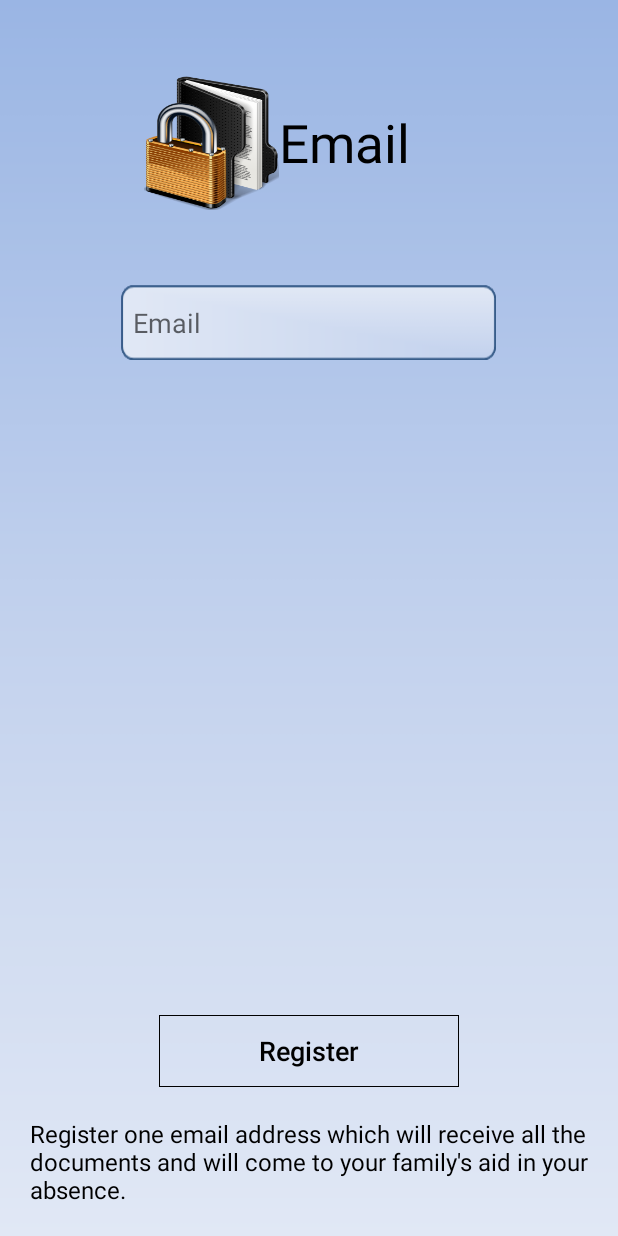
After one commit to brata001/Android, an Android app: the RegisterEmailActivity screen opened directly, with no data from a screen before it, on a phone screen of 412 x 824 dp. The commit adds this screen. Run offline under Robolectric (Android 15) with nearby library versions, the phone set to English and light mode, and no system bars.

Commit message:
Added register email functionality

```diff
--- a/eVault/app/src/main/AndroidManifest.xml
+++ b/eVault/app/src/main/AndroidManifest.xml
@@ -29,6 +29,8 @@
             android:name=".activities.SigninActivity" android:theme="@style/AppTheme.NoActionBar"/>
         <activity
             android:name=".activities.HomeActivity" android:theme="@style/AppTheme.NoActionBar"/>
+        <activity
+            android:name=".activities.RegisterEmailActivity" android:theme="@style/AppTheme.NoActionBar"/>
     </application>
 
 </manifest>
--- a/eVault/app/src/main/java/com/poc/evault/activities/HomeActivity.java
+++ b/eVault/app/src/main/java/com/poc/evault/activities/HomeActivity.java
@@ -121,8 +121,8 @@ public class HomeActivity extends AppCompatActivity implements
     private RecyclerView.Adapter mAdapter;
     private RecyclerView.LayoutManager mLayoutManager;
     private List<Item> listItem;
-    private boolean cameraClicked=false;
-    private boolean emailClicked=false;
+    private boolean cameraClicked = false;
+    private boolean emailClicked = false;
     private ArcMenu arcMenu;
 
     @Override
@@ -141,10 +141,10 @@ public class HomeActivity extends AppCompatActivity implements
         }
 
         mRecyclerView = (RecyclerView) findViewById(R.id.my_recycler_view);
-        arcMenu=(ArcMenu)findViewById(R.id.arcMenu);
-        ImageView imgCamera= (ImageView) findViewById(R.id.camera);
-        ImageView imgSDCard= (ImageView) findViewById(R.id.sd_card);
-        ImageView imgFamilyEmail= (ImageView) findViewById(R.id.family_email);
+        arcMenu = (ArcMenu) findViewById(R.id.arcMenu);
+        ImageView imgCamera = (ImageView) findViewById(R.id.camera);
+        ImageView imgSDCard = (ImageView) findViewById(R.id.sd_card);
+        ImageView imgFamilyEmail = (ImageView) findViewById(R.id.family_email);
         ImageView imgLogout = (ImageView) findViewById(R.id.logout);
         TextView txtName = (TextView) findViewById(R.id.name);
         txtName.setText(name);
@@ -214,22 +214,25 @@ public class HomeActivity extends AppCompatActivity implements
     public void onClick(View view) {
         switch (view.getId()) {
             case R.id.camera:
-                if(arcMenu.isMenuOpened()){
+                if (arcMenu.isMenuOpened()) {
                     arcMenu.toggleMenu();
                 }
-                cameraClicked=true;
+                cameraClicked = true;
                 checkPermissions();
                 break;
             case R.id.sd_card:
-                if(arcMenu.isMenuOpened()){
+                if (arcMenu.isMenuOpened()) {
                     arcMenu.toggleMenu();
                 }
-                cameraClicked=false;
+                cameraClicked = false;
                 checkPermissions();
                 break;
             case R.id.family_email:
-                emailClicked=true;
-                cameraClicked=false;
+                if (arcMenu.isMenuOpened()) {
+                    arcMenu.toggleMenu();
+                }
+                emailClicked = true;
+                cameraClicked = false;
                 initFingerprint();
                 showDialog();
                 break;
@@ -336,12 +339,12 @@ public class HomeActivity extends AppCompatActivity implements
             if (isAuthenticationRequired) {
                 dialog.dismiss();
                 isAuthenticationRequired = false;
-                if(cameraClicked) {
+                if (cameraClicked) {
                     cameraClicked = false;
                     startScan(ScanConstants.OPEN_CAMERA);
-                }else if(emailClicked){
-
-                }else{
+                } else if (emailClicked) {
+                    startActivity(new Intent(HomeActivity.this, RegisterEmailActivity.class));
+                } else {
                     openMediaContent();
                 }
 
@@ -498,7 +501,7 @@ public class HomeActivity extends AppCompatActivity implements
                     getContentResolver().delete(uri, null, null);
                 }
             });
-        }else if(requestCode == ScanConstants.PICKFILE_REQUEST_CODE && resultCode == Activity.RESULT_OK){
+        } else if (requestCode == ScanConstants.PICKFILE_REQUEST_CODE && resultCode == Activity.RESULT_OK) {
             dialog = new Dialog(this);
             dialog.setContentView(R.layout.dialog_file_name);
             dialog.setCanceledOnTouchOutside(false);
@@ -518,7 +521,7 @@ public class HomeActivity extends AppCompatActivity implements
                         showProgressDialog(R.string.uploading);
                         Bitmap bitmap = null;
                         try {
-                            bitmap =  getBitmap(data.getData());
+                            bitmap = getBitmap(data.getData());
                             String filePath = PATH + name + EXTENSION;
                             uploadImage(rotateBitmap(bitmap, 90), filePath, name);
                         } catch (Exception e) {
@@ -585,8 +588,8 @@ public class HomeActivity extends AppCompatActivity implements
             image.setAbsolutePosition(0, 0);
             document.add(image);
 
-            final Item item =new Item();
-            item.setName(name+EXTENSION);
+            final Item item = new Item();
+            item.setName(name + EXTENSION);
             item.setUploadDate(formatDate(System.currentTimeMillis()));
             item.setSize(getFileSize(bArray));
             item.setType("pdf");
@@ -594,7 +597,7 @@ public class HomeActivity extends AppCompatActivity implements
                 @Override
                 protected Void doInBackground(Void... params) {
                     try {
-                        uploadFile(filePath,item);
+                        uploadFile(filePath, item);
                     } catch (Exception e) {
                         showMessage("Upload failed", failureClickListener);
                         e.printStackTrace();
@@ -618,7 +621,7 @@ public class HomeActivity extends AppCompatActivity implements
         return Bitmap.createBitmap(source, 0, 0, source.getWidth(), source.getHeight(), matrix, true);
     }
 
-    public int uploadFile(final String selectedFilePath,  Item item) throws Exception {
+    public int uploadFile(final String selectedFilePath, Item item) throws Exception {
 
         int serverResponseCode = 0;
 
@@ -676,12 +679,12 @@ public class HomeActivity extends AppCompatActivity implements
             dataOutputStream.writeBytes(twoHyphens + boundary + twoHyphens + lineEnd);
 
             serverResponseCode = connection.getResponseCode();
-            if(serverResponseCode==200){
+            if (serverResponseCode == 200) {
                 storeDocument(item);
             }
             hideProgressDialog();
             updateList();
-           // showMessage("Upload Successful", successClickListener);
+            // showMessage("Upload Successful", successClickListener);
         } catch (Exception e) {
             hideProgressDialog();
             showMessage("Upload failed", failureClickListener);
@@ -756,26 +759,26 @@ public class HomeActivity extends AppCompatActivity implements
         }
     };
 
-    private void storeDocument(Item item){
-        DocumentDataSource documentDataSource=new DocumentDataSource(this);
+    private void storeDocument(Item item) {
+        DocumentDataSource documentDataSource = new DocumentDataSource(this);
         documentDataSource.open();
         documentDataSource.setItem(item);
         documentDataSource.close();
     }
 
-    private String getFileSize(byte[] file){
+    private String getFileSize(byte[] file) {
         int fileSize = file.length;
-        double size=(double)fileSize/(1024*1024);
+        double size = (double) fileSize / (1024 * 1024);
         DecimalFormat df = new DecimalFormat("####0.00");
-        return String.valueOf(df.format(size))+"MB";
+        return String.valueOf(df.format(size)) + "MB";
     }
 
-    private void hideKeyboard(View v){
-        InputMethodManager imm = (InputMethodManager)getSystemService(INPUT_METHOD_SERVICE);
+    private void hideKeyboard(View v) {
+        InputMethodManager imm = (InputMethodManager) getSystemService(INPUT_METHOD_SERVICE);
         imm.hideSoftInputFromWindow(v.getWindowToken(), 0);
     }
 
-    private void updateList(){
+    private void updateList() {
         runOnUiThread(new Runnable() {
             @Override
             public void run() {
@@ -797,8 +800,8 @@ public class HomeActivity extends AppCompatActivity implements
         });
     }
 
-    public String formatDate(long time){
-        String dateFormat="MMMM dd yyyy";
+    public String formatDate(long time) {
+        String dateFormat = "MMMM dd yyyy";
         SimpleDateFormat formatter = new SimpleDateFormat(dateFormat);
 
         Calendar calendar = Calendar.getInstance();
--- /dev/null
+++ b/eVault/app/src/main/java/com/poc/evault/activities/RegisterEmailActivity.java
@@ -0,0 +1,43 @@
+package com.poc.evault.activities;
+
+import android.os.Bundle;
+import android.support.v7.app.AppCompatActivity;
+import android.view.View;
+import android.widget.Button;
+import android.widget.EditText;
+
+import com.poc.evault.R;
+import com.poc.evault.utils.SharedPreferenceUtil;
+
+/**
+ * Created by DASP2 on 4/1/2017.
+ */
+public class RegisterEmailActivity extends AppCompatActivity {
+    @Override
+    protected void onCreate(Bundle savedInstanceState) {
+        super.onCreate(savedInstanceState);
+        setContentView(R.layout.activity_register_email);
+
+        final EditText edtEmail=(EditText)findViewById(R.id.email);
+        final Button btnRegister=(Button)findViewById(R.id.register);
+        btnRegister.setOnClickListener(new View.OnClickListener() {
+            @Override
+            public void onClick(View view) {
+                String email=edtEmail.getText().toString().trim();
+
+                if(email.equals("")){
+                    edtEmail.setError("Please enter valid email");
+                }else{
+                    String buttonTitle=btnRegister.getText().toString();
+                    if(buttonTitle.equalsIgnoreCase("Register")){
+                    edtEmail.setEnabled(false);
+                    btnRegister.setText("Edit");
+                    }else{
+                        edtEmail.setEnabled(true);
+                        btnRegister.setText("Register");
+                    }
+                }
+            }
+        });
+    }
+}
--- /dev/null
+++ b/eVault/app/src/main/res/layout/activity_register_email.xml
@@ -0,0 +1,81 @@
+<RelativeLayout xmlns:android="http://schemas.android.com/apk/res/android"
+    android:id="@+id/sign_up_layout"
+    android:layout_width="match_parent"
+    android:layout_height="match_parent"
+    android:background="@mipmap/default_background">
+
+    <LinearLayout
+        android:id="@+id/title"
+        android:layout_width="220dp"
+        android:layout_height="wrap_content"
+        android:layout_centerHorizontal="true"
+        android:layout_marginTop="50dp"
+        android:orientation="horizontal">
+
+        <ImageView
+            android:id="@+id/app_icon"
+            android:layout_width="90dp"
+            android:layout_height="90dp"
+            android:background="@mipmap/app_icon" />
+
+        <TextView
+            android:layout_width="110dp"
+            android:layout_height="match_parent"
+            android:layout_toRightOf="@+id/app_icon"
+            android:gravity="left|center"
+            android:text="Email"
+            android:textColor="#000000"
+            android:textSize="35sp" />
+
+    </LinearLayout>
+
+
+    <LinearLayout
+        android:id="@+id/email_layout"
+        android:layout_width="250dp"
+        android:layout_height="wrap_content"
+        android:layout_below="@+id/title"
+        android:layout_centerHorizontal="true"
+        android:layout_marginTop="50dp"
+        android:orientation="vertical">
+
+        <EditText
+            android:id="@+id/email"
+            android:layout_width="match_parent"
+            android:layout_height="50dp"
+            android:layout_marginBottom="10dp"
+            android:background="@mipmap/edittext_background"
+            android:hint="Email"
+            android:imeOptions="actionNext"
+            android:inputType="textEmailAddress"
+            android:padding="8dp"
+            android:singleLine="true"
+            android:textCursorDrawable="@null" />
+
+    </LinearLayout>
+
+    <TextView
+        android:id="@+id/note"
+        android:layout_width="match_parent"
+        android:layout_height="wrap_content"
+        android:layout_alignParentBottom="true"
+        android:layout_marginLeft="20dp"
+        android:layout_marginRight="20dp"
+        android:layout_marginBottom="20dp"
+        android:textColor="#000000"
+        android:textSize="16sp"
+        android:text="Register one email address which will receive all the documents and will come to your family's aid in your absence." />
+
+    <Button
+        android:id="@+id/register"
+        android:layout_width="200dp"
+        android:layout_height="wrap_content"
+        android:layout_above="@+id/note"
+        android:layout_centerHorizontal="true"
+        android:layout_marginBottom="20dp"
+        android:background="@drawable/button_border"
+        android:text="Register"
+        android:textAllCaps="false"
+        android:textColor="#000000"
+        android:textSize="18sp" />
+</RelativeLayout>
```
